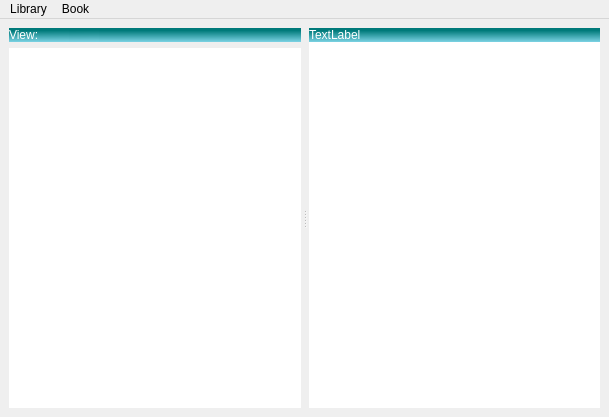
This is src/main.ui in chrmorais/aranduka as Qt 5 draws it before an edit. The edited form follows.
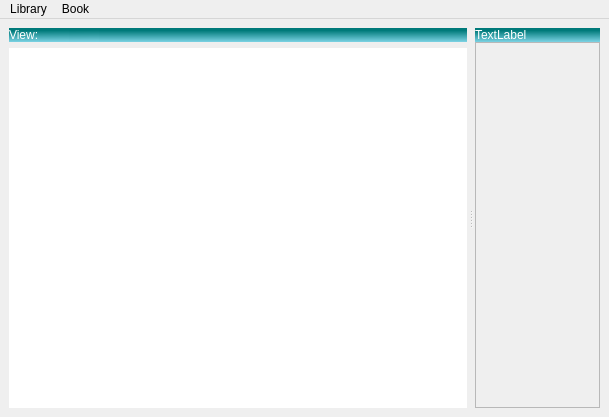
This is the edited form. The open tabs and pages were chosen to show the change. Icons and pictures are not drawn.

Commit message: Changed listings: one-shelf-per-title-initial and one-shelf-per-author are much nicer, I think

Patch:
```diff
--- a/src/main.ui
+++ b/src/main.ui
@@ -220,77 +220,20 @@
              <number>0</number>
             </property>
             <item>
-             <widget class="QListWidget" name="books">
-              <property name="sizePolicy">
-               <sizepolicy hsizetype="Expanding" vsizetype="Expanding">
-                <horstretch>0</horstretch>
-                <verstretch>0</verstretch>
-               </sizepolicy>
-              </property>
-              <property name="maximumSize">
-               <size>
-                <width>16777215</width>
-                <height>16777215</height>
-               </size>
-              </property>
-              <property name="sizeIncrement">
-               <size>
-                <width>0</width>
-                <height>0</height>
-               </size>
-              </property>
-              <property name="contextMenuPolicy">
-               <enum>Qt::CustomContextMenu</enum>
-              </property>
-              <property name="autoFillBackground">
+             <widget class="QScrollArea" name="shelveStack">
+              <property name="widgetResizable">
                <bool>true</bool>
               </property>
-              <property name="styleSheet">
-               <string notr="true">::item {
-	background-color: qlineargradient(spread:repeat, x1:0, y1:1, x2:0, y2:0, stop:0 rgba(190, 190, 190, 255), stop:0.137566 rgba(255, 255, 255, 255));
-    padding: 0;
-    margin: 0;
-    width: 150px;
-    height: 150px;
-}
-</string>
-              </property>
-              <property name="frameShape">
-               <enum>QFrame::NoFrame</enum>
-              </property>
-              <property name="frameShadow">
-               <enum>QFrame::Plain</enum>
-              </property>
-              <property name="dragDropMode">
-               <enum>QAbstractItemView::DragDrop</enum>
-              </property>
-              <property name="alternatingRowColors">
-               <bool>false</bool>
-              </property>
-              <property name="iconSize">
-               <size>
-                <width>128</width>
-                <height>128</height>
-               </size>
-              </property>
-              <property name="movement">
-               <enum>QListView::Snap</enum>
-              </property>
-              <property name="resizeMode">
-               <enum>QListView::Adjust</enum>
-              </property>
-              <property name="layoutMode">
-               <enum>QListView::Batched</enum>
-              </property>
-              <property name="viewMode">
-               <enum>QListView::IconMode</enum>
-              </property>
-              <property name="uniformItemSizes">
-               <bool>true</bool>
-              </property>
-              <property name="wordWrap">
-               <bool>true</bool>
-              </property>
+              <widget class="QWidget" name="scrollAreaWidgetContents">
+               <property name="geometry">
+                <rect>
+                 <x>0</x>
+                 <y>0</y>
+                 <width>288</width>
+                 <height>341</height>
+                </rect>
+               </property>
+              </widget>
              </widget>
             </item>
            </layout>
```
Left out of the diff: 3 changed lines with no effect on the pictures. The commit also changes 2 other files.
